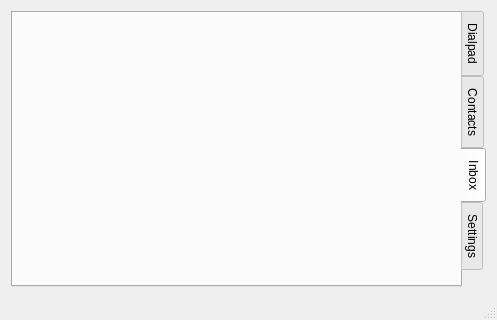
This is qgvdial/diablo/mainwindow.ui in shailesh83/qgvdial as Qt 5 draws it before an edit. The edited form follows.
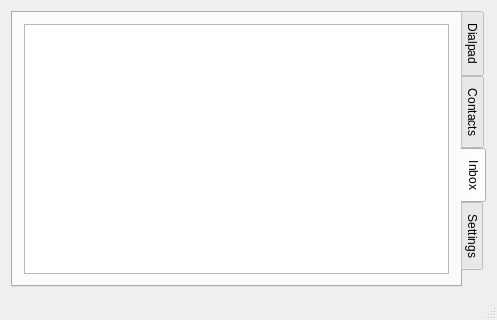
This is the edited form. The open tabs and pages were chosen to show the change.

Commit message: fixed window size. inbox view for diablo

The edit to the form file:
```diff
--- a/qgvdial/diablo/mainwindow.ui
+++ b/qgvdial/diablo/mainwindow.ui
@@ -143,6 +143,11 @@
        <attribute name="title">
         <string>Inbox</string>
        </attribute>
+       <layout class="QHBoxLayout" name="horizontalLayout_3">
+        <item>
+         <widget class="QTreeView" name="inboxView"/>
+        </item>
+       </layout>
       </widget>
       <widget class="QWidget" name="settingsTab">
        <attribute name="title">
```
Left out of the diff: 2 changed lines with no effect on the pictures. The commit also changes 11 other files.
